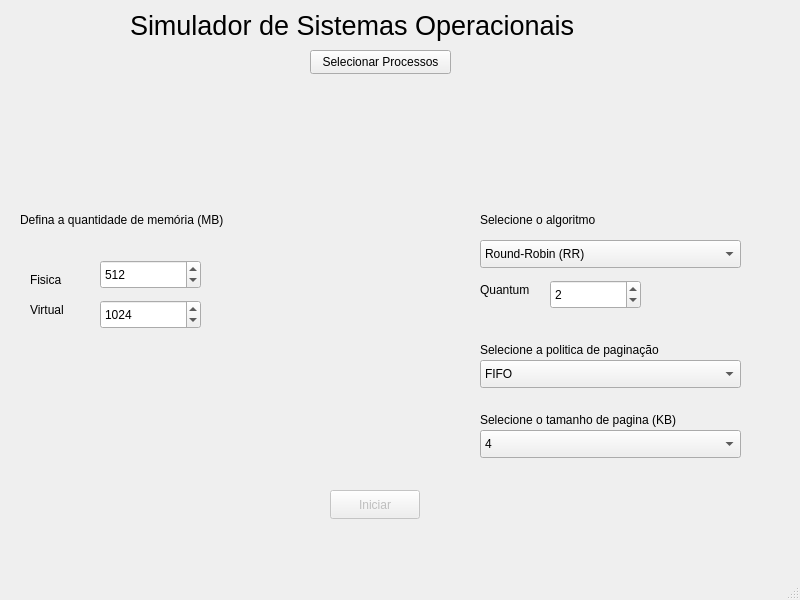
The window that Projeto_SO/mainwindow.ui (lwyo1/Simulador-de-Sistemas-Operacionais) describes before a commit, drawn with Qt 5.
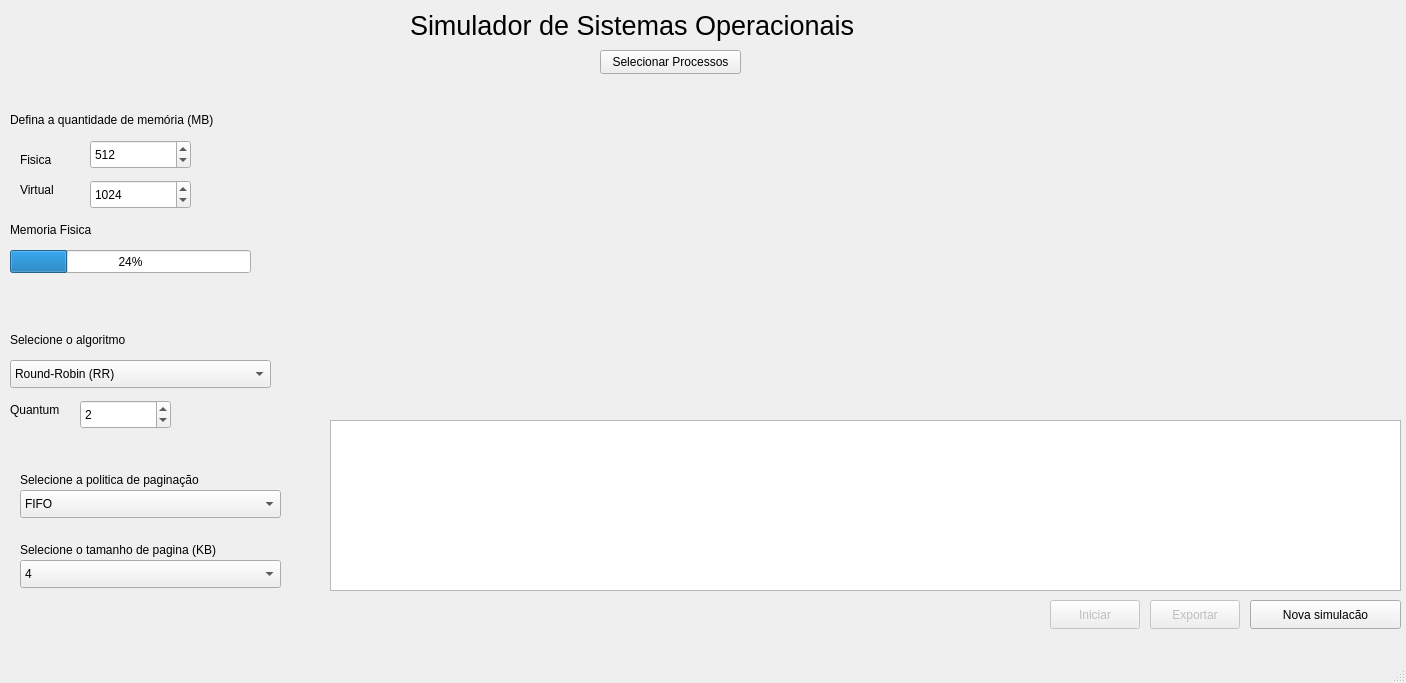
The same window after the commit. Custom widgets are drawn as their Qt base class.

Commit message:
me manda o commitMelhorias de usabilidade e diagrama de Gantt
- Validação do CSV com tratamento de erros (arquivo inválido, formato
incorreto, vazio)
- Botão Nova Simulação para resetar sem fechar o programa
- Memória virtual acumulando corretamente com totalPaginasExpulsas
- Exportar relatório em .txt
- Barra de progresso mostrando pico de uso da memória física
- Diagrama de Gantt integrado na MainWindow com cores por processo
- Removida ReportWindow — relatório e Gantt exibidos na própria tela
principal

```diff
--- a/Projeto_SO/mainwindow.ui
+++ b/Projeto_SO/mainwindow.ui
@@ -9,8 +9,8 @@
    <rect>
     <x>0</x>
     <y>0</y>
-    <width>800</width>
-    <height>600</height>
+    <width>1406</width>
+    <height>683</height>
    </rect>
   </property>
   <property name="windowTitle">
@@ -20,7 +20,7 @@
    <widget class="QLabel" name="label">
     <property name="geometry">
      <rect>
-      <x>130</x>
+      <x>410</x>
       <y>0</y>
       <width>561</width>
       <height>51</height>
@@ -38,7 +38,7 @@
    <widget class="QPushButton" name="buttonSelecionaCSV">
     <property name="geometry">
      <rect>
-      <x>310</x>
+      <x>600</x>
       <y>50</y>
       <width>141</width>
       <height>24</height>
@@ -51,8 +51,8 @@
    <widget class="QLabel" name="label_2">
     <property name="geometry">
      <rect>
-      <x>20</x>
-      <y>210</y>
+      <x>10</x>
+      <y>110</y>
       <width>271</width>
       <height>20</height>
      </rect>
@@ -64,8 +64,8 @@
    <widget class="QSpinBox" name="spinMemVirtual">
     <property name="geometry">
      <rect>
-      <x>100</x>
-      <y>300</y>
+      <x>90</x>
+      <y>180</y>
       <width>101</width>
       <height>29</height>
      </rect>
@@ -86,8 +86,8 @@
    <widget class="QSpinBox" name="spinMemFisica">
     <property name="geometry">
      <rect>
-      <x>100</x>
-      <y>260</y>
+      <x>90</x>
+      <y>140</y>
       <width>101</width>
       <height>29</height>
      </rect>
@@ -108,8 +108,8 @@
    <widget class="QLabel" name="label_3">
     <property name="geometry">
      <rect>
-      <x>30</x>
-      <y>270</y>
+      <x>20</x>
+      <y>150</y>
       <width>63</width>
       <height>20</height>
      </rect>
@@ -121,8 +121,8 @@
    <widget class="QLabel" name="label_4">
     <property name="geometry">
      <rect>
-      <x>30</x>
-      <y>300</y>
+      <x>20</x>
+      <y>180</y>
       <width>63</width>
       <height>20</height>
      </rect>
@@ -134,8 +134,8 @@
    <widget class="QLabel" name="label_5">
     <property name="geometry">
      <rect>
-      <x>480</x>
-      <y>210</y>
+      <x>10</x>
+      <y>330</y>
       <width>161</width>
       <height>20</height>
      </rect>
@@ -147,8 +147,8 @@
    <widget class="QComboBox" name="comboAlgoritmo">
     <property name="geometry">
      <rect>
-      <x>480</x>
-      <y>240</y>
+      <x>10</x>
+      <y>360</y>
       <width>261</width>
       <height>28</height>
      </rect>
@@ -175,8 +175,8 @@
     </property>
     <property name="geometry">
      <rect>
-      <x>550</x>
-      <y>280</y>
+      <x>80</x>
+      <y>400</y>
       <width>91</width>
       <height>29</height>
      </rect>
@@ -197,8 +197,8 @@
     </property>
     <property name="geometry">
      <rect>
-      <x>480</x>
-      <y>280</y>
+      <x>10</x>
+      <y>400</y>
       <width>63</width>
       <height>20</height>
      </rect>
@@ -210,8 +210,8 @@
    <widget class="QComboBox" name="comboPoliticaPaginacao">
     <property name="geometry">
      <rect>
-      <x>480</x>
-      <y>360</y>
+      <x>20</x>
+      <y>490</y>
       <width>261</width>
       <height>28</height>
      </rect>
@@ -235,8 +235,8 @@
    <widget class="QLabel" name="label_6">
     <property name="geometry">
      <rect>
-      <x>480</x>
-      <y>340</y>
+      <x>20</x>
+      <y>470</y>
       <width>241</width>
       <height>20</height>
      </rect>
@@ -248,7 +248,7 @@
    <widget class="QLabel" name="labelArquivo">
     <property name="geometry">
      <rect>
-      <x>60</x>
+      <x>340</x>
       <y>80</y>
       <width>661</width>
       <height>20</height>
@@ -267,8 +267,8 @@
     </property>
     <property name="geometry">
      <rect>
-      <x>330</x>
-      <y>490</y>
+      <x>1050</x>
+      <y>600</y>
       <width>90</width>
       <height>29</height>
      </rect>
@@ -280,8 +280,8 @@
    <widget class="QComboBox" name="comboTamanhoPaginacao">
     <property name="geometry">
      <rect>
-      <x>480</x>
-      <y>430</y>
+      <x>20</x>
+      <y>560</y>
       <width>261</width>
       <height>28</height>
      </rect>
@@ -310,8 +310,8 @@
    <widget class="QLabel" name="label_7">
     <property name="geometry">
      <rect>
-      <x>480</x>
-      <y>410</y>
+      <x>20</x>
+      <y>540</y>
       <width>251</width>
       <height>20</height>
      </rect>
@@ -320,6 +320,84 @@
      <string>Selecione o tamanho de pagina (KB)</string>
     </property>
    </widget>
+   <widget class="QPushButton" name="buttonNovaSim">
+    <property name="geometry">
+     <rect>
+      <x>1250</x>
+      <y>600</y>
+      <width>151</width>
+      <height>29</height>
+     </rect>
+    </property>
+    <property name="text">
+     <string>Nova simulacão</string>
+    </property>
+   </widget>
+   <widget class="QProgressBar" name="progressMemoria">
+    <property name="geometry">
+     <rect>
+      <x>10</x>
+      <y>250</y>
+      <width>241</width>
+      <height>23</height>
+     </rect>
+    </property>
+    <property name="value">
+     <number>24</number>
+    </property>
+   </widget>
+   <widget class="QLabel" name="labelProgressMemoria">
+    <property name="geometry">
+     <rect>
+      <x>10</x>
+      <y>220</y>
+      <width>111</width>
+      <height>20</height>
+     </rect>
+    </property>
+    <property name="text">
+     <string>Memoria Fisica</string>
+    </property>
+   </widget>
+   <widget class="QTextEdit" name="textRelatorio">
+    <property name="geometry">
+     <rect>
+      <x>330</x>
+      <y>420</y>
+      <width>1071</width>
+      <height>171</height>
+     </rect>
+    </property>
+    <property name="readOnly">
+     <bool>true</bool>
+    </property>
+   </widget>
+   <widget class="GanttWidget" name="widgetGantt" native="true">
+    <property name="geometry">
+     <rect>
+      <x>330</x>
+      <y>100</y>
+      <width>1071</width>
+      <height>301</height>
+     </rect>
+    </property>
+   </widget>
+   <widget class="QPushButton" name="btnExportar">
+    <property name="enabled">
+     <bool>false</bool>
+    </property>
+    <property name="geometry">
+     <rect>
+      <x>1150</x>
+      <y>600</y>
+      <width>90</width>
+      <height>29</height>
+     </rect>
+    </property>
+    <property name="text">
+     <string>Exportar</string>
+    </property>
+   </widget>
   </widget>
   <widget class="QMenuBar" name="menubar">
    <property name="geometry">
@@ -333,6 +411,14 @@
   </widget>
   <widget class="QStatusBar" name="statusbar"/>
  </widget>
+ <customwidgets>
+  <customwidget>
+   <class>GanttWidget</class>
+   <extends>QWidget</extends>
+   <header>ganttwidget.h</header>
+   <container>1</container>
+  </customwidget>
+ </customwidgets>
  <resources/>
  <connections/>
 </ui>
```
Left out of the diff: 2 changed lines with no effect on the pictures. The commit also changes 10 other files.
